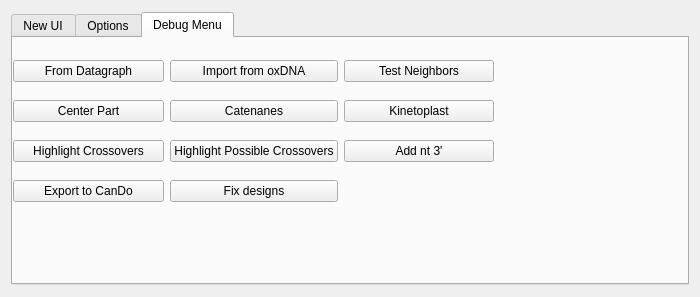
This is AdenitaCoreSE/form/SEAdenitaCoreSEAppGUI.ui in edellano/Adenita-SAMSON-Edition as Qt 5 draws it before an edit. The edited form follows.
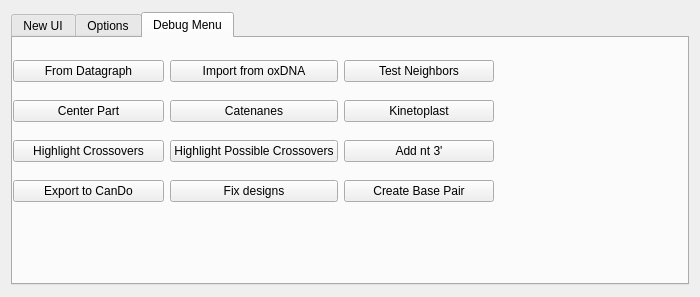
This is the edited form. The open tabs and pages were chosen to show the change.

Commit message: Added interaction for adding base pairs Fixed small bug in daedalus

Diff of the .ui file:
```diff
--- a/AdenitaCoreSE/form/SEAdenitaCoreSEAppGUI.ui
+++ b/AdenitaCoreSE/form/SEAdenitaCoreSEAppGUI.ui
@@ -404,6 +404,13 @@
             </property>
            </widget>
           </item>
+          <item row="3" column="2">
+           <widget class="QPushButton" name="btnCreateBasePair">
+            <property name="text">
+             <string>Create Base Pair</string>
+            </property>
+           </widget>
+          </item>
          </layout>
         </widget>
        </widget>
```
Left out of the diff: 19 changed lines with no effect on the pictures. Lines whose indentation alone changed are shown as unchanged. The commit also changes 5 other files.
